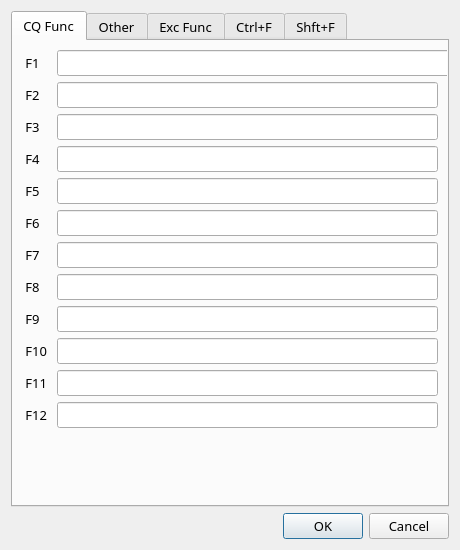
Qt form so2sdr/cwmessagedialog.ui (n4ogw/so2sdr) before a commit.
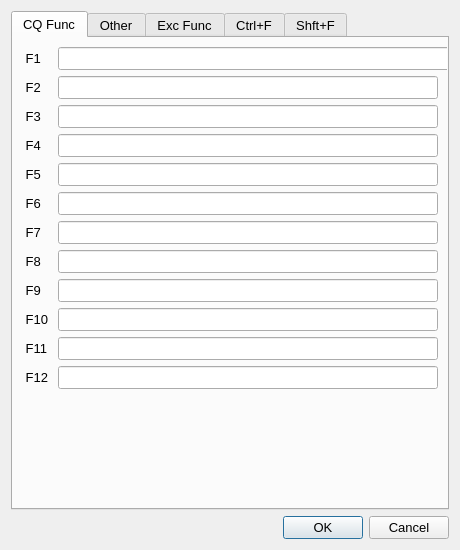
The same form after that commit.

What changed in the file:
```diff
--- a/so2sdr/cwmessagedialog.ui
+++ b/so2sdr/cwmessagedialog.ui
@@ -34,7 +34,6 @@
   </property>
   <property name="font">
    <font>
-    <family>Sans</family>
     <pointsize>10</pointsize>
    </font>
   </property>
```
Left out of the diff: 3 changed lines with no effect on the pictures.
